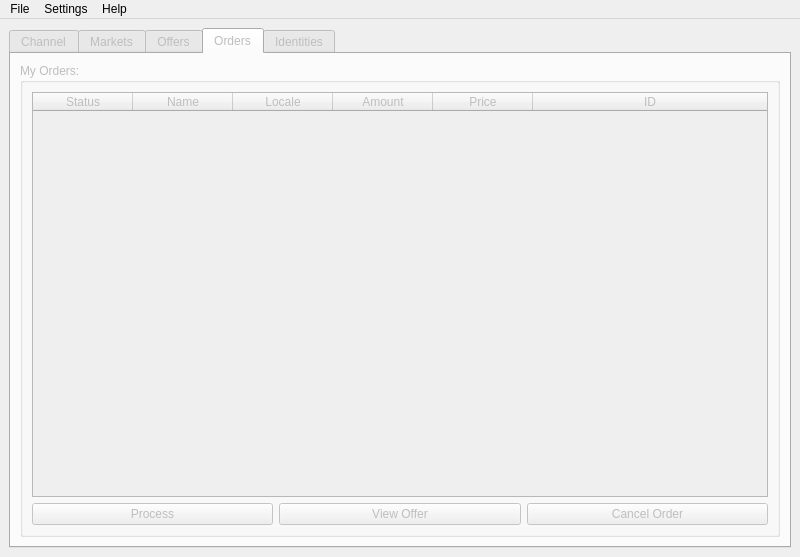
Above: qtui/metamarket_qt.ui from metamarcdw/metamarket before the change. Below: the same form after it.
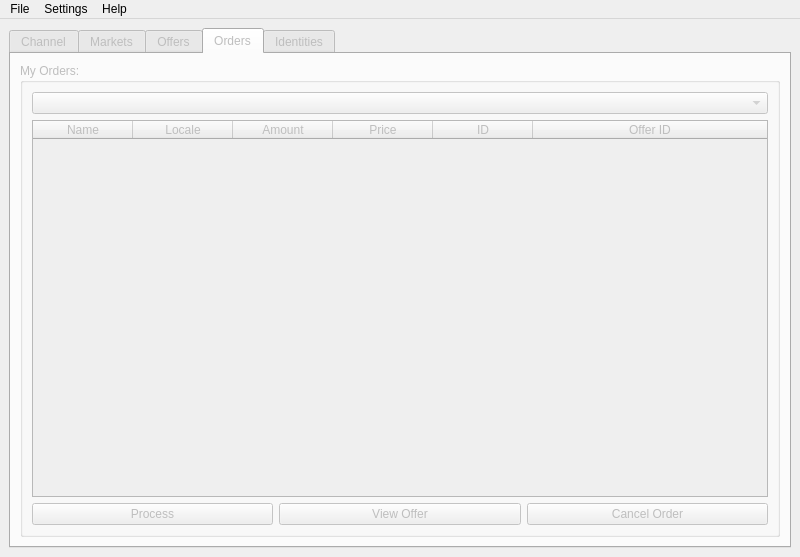
That is the form after the change. The open tabs and pages were chosen to show the change.

Commit message: Implement all changes needed for order viewing

Patch:
```diff
--- a/qtui/metamarket_qt.ui
+++ b/qtui/metamarket_qt.ui
@@ -318,7 +318,7 @@
            <string>My Orders:</string>
           </property>
           <layout class="QGridLayout" name="gridLayout_4">
-           <item row="0" column="0">
+           <item row="1" column="0">
             <layout class="QVBoxLayout" name="verticalLayout_2">
              <item>
               <widget class="QTableWidget" name="orderTableWidget">
@@ -343,11 +343,6 @@
                <attribute name="verticalHeaderVisible">
                 <bool>false</bool>
                </attribute>
-               <column>
-                <property name="text">
-                 <string>Status</string>
-                </property>
-               </column>
                <column>
                 <property name="text">
                  <string>Name</string>
@@ -373,6 +368,11 @@
                  <string>ID</string>
                 </property>
                </column>
+               <column>
+                <property name="text">
+                 <string>Offer ID</string>
+                </property>
+               </column>
               </widget>
              </item>
              <item>
@@ -402,6 +402,9 @@
              </item>
             </layout>
            </item>
+           <item row="0" column="0">
+            <widget class="QComboBox" name="orderStatusComboBox"/>
+           </item>
           </layout>
          </widget>
         </item>
```
The commit also changes 2 other files.
